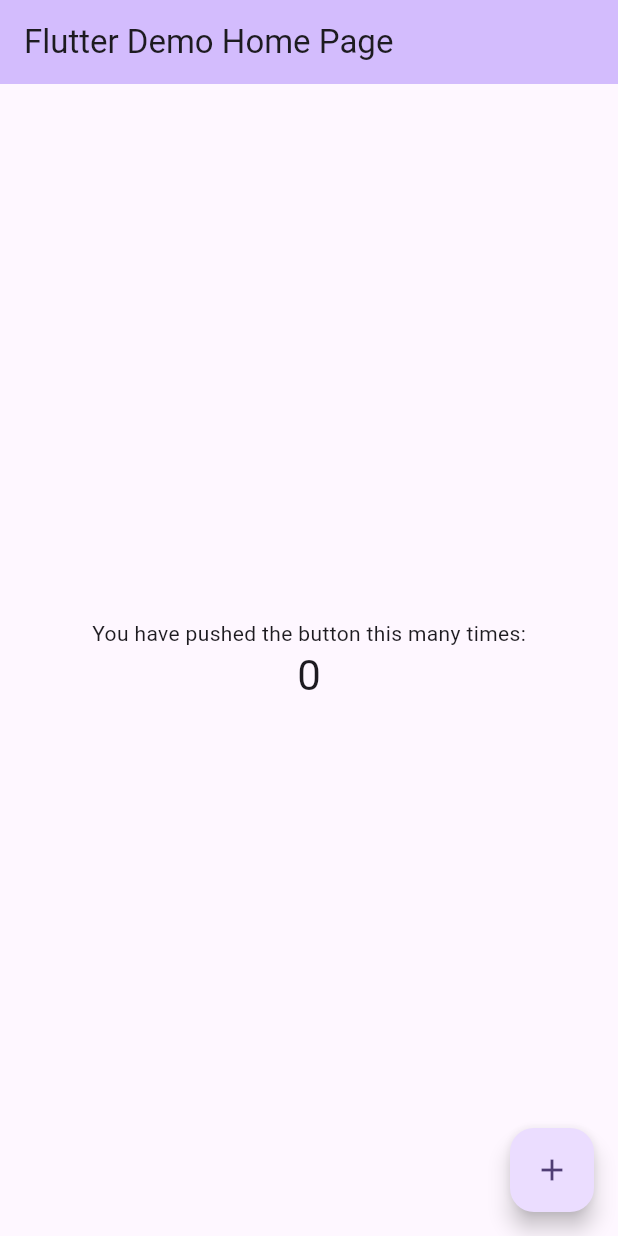
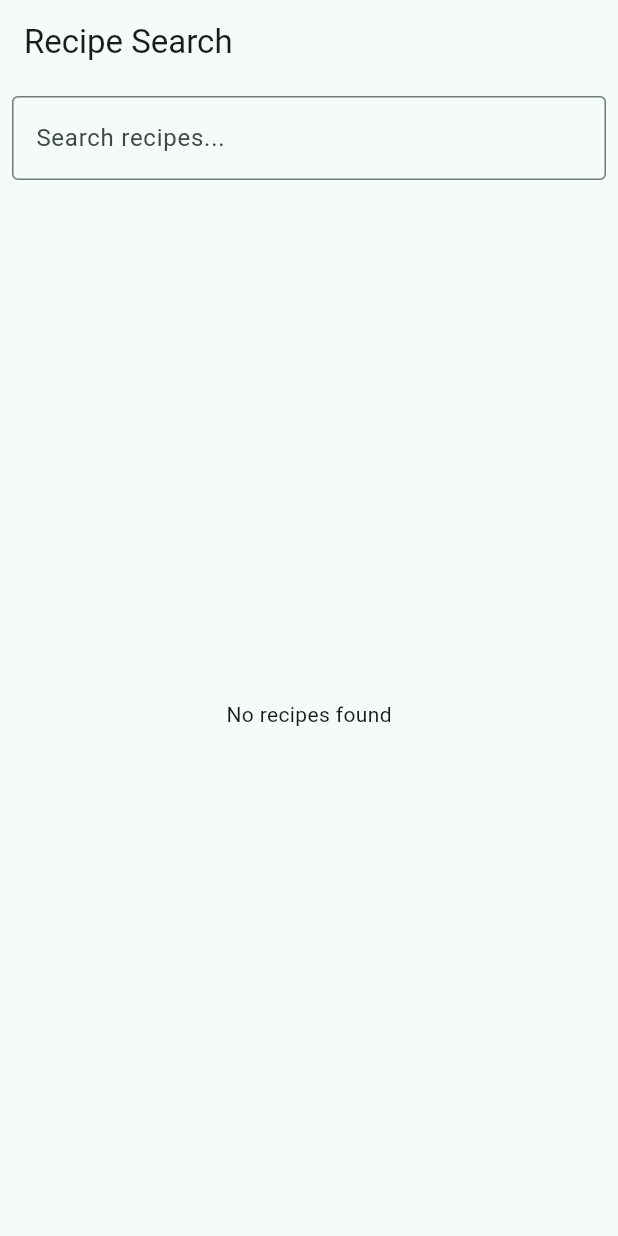
Before and after one commit to durgeshparekh/meal_planning_app, a Flutter app: the screen it shows after launch, on a phone screen of 412 x 824 dp. Run offline on Flutter 3.47's test engine with Material 3 defaults, Android fonts, the phone set to English and light mode, and no system bars; our stand-ins replace dio, get.

Commit message:
Implement recipe search feature with API integration and UI updates

```diff
--- /dev/null
+++ b/lib/app_bindings.dart
@@ -0,0 +1,9 @@
+import 'package:get/get.dart';
+import 'modules/home/bindings/home_binding.dart';
+
+class AppBindings extends Bindings {
+  @override
+  void dependencies() {
+    HomeBinding().dependencies();
+  }
+}
--- /dev/null
+++ b/lib/app_routes.dart
@@ -0,0 +1,15 @@
+import 'package:get/get.dart';
+import 'modules/home/bindings/home_binding.dart';
+import 'modules/home/views/home_view.dart';
+
+class AppRoutes {
+  static const String home = '/home';
+
+  static final pages = [
+    GetPage(
+      name: home,
+      page: () => HomeView(),
+      binding: HomeBinding(),
+    ),
+  ];
+}
--- /dev/null
+++ b/lib/data/api/endpoints.dart
@@ -0,0 +1,4 @@
+class Endpoints {
+  static const String baseUrl = 'https://api.spoonacular.com';
+  static const String searchRecipes = '$baseUrl/recipes/complexSearch';
+}
--- /dev/null
+++ b/lib/data/models/recipe_model.dart
@@ -0,0 +1,3 @@
+// This file will define the Recipe model
+
+// ...existing code...
--- a/lib/main.dart
+++ b/lib/main.dart
@@ -1,9 +1,11 @@
 import 'package:flutter/material.dart';
 import 'package:get/get.dart';
-import 'controllers/counter_controller.dart';
+import 'app_routes.dart';
+import 'app_bindings.dart';
+import 'utils/themes.dart';
 
 void main() {
-  runApp(const MyApp());
+  runApp(MyApp());
 }
 
 class MyApp extends StatelessWidget {
@@ -12,54 +14,11 @@ class MyApp extends StatelessWidget {
   @override
   Widget build(BuildContext context) {
     return GetMaterialApp(
-      title: 'Flutter Demo',
-      theme: ThemeData(
-        colorScheme: ColorScheme.fromSeed(seedColor: Colors.deepPurple),
-        useMaterial3: true,
-      ),
-      home: const MyHomePage(title: 'Flutter Demo Home Page'),
+      title: 'Recipe App',
+      initialRoute: AppRoutes.home,
+      initialBinding: AppBindings(),
+      getPages: AppRoutes.pages,
+      theme: Themes.lightTheme,
     );
   }
 }
-
-class MyHomePage extends StatefulWidget {
-  const MyHomePage({super.key, required this.title});
-
-  final String title;
-
-  @override
-  State<MyHomePage> createState() => _MyHomePageState();
-}
-
-class _MyHomePageState extends State<MyHomePage> {
-  final CounterController _controller = Get.put(CounterController());
-
-  @override
-  Widget build(BuildContext context) {
-    return Scaffold(
-      appBar: AppBar(
-        backgroundColor: Theme.of(context).colorScheme.inversePrimary,
-        title: Text(widget.title),
-      ),
-      body: Center(
-        child: Column(
-          mainAxisAlignment: MainAxisAlignment.center,
-          children: <Widget>[
-            const Text(
-              'You have pushed the button this many times:',
-            ),
-            Obx(() => Text(
-              '${_controller.counter}',
-              style: Theme.of(context).textTheme.headlineMedium,
-            )),
-          ],
-        ),
-      ),
-      floatingActionButton: FloatingActionButton(
-        onPressed: _controller.increment,
-        tooltip: 'Increment',
-        child: const Icon(Icons.add),
-      ),
-    );
-  }
-}
--- /dev/null
+++ b/lib/modules/home/bindings/home_binding.dart
@@ -0,0 +1,9 @@
+import 'package:get/get.dart';
+import '../controllers/home_controller.dart';
+
+class HomeBinding extends Bindings {
+  @override
+  void dependencies() {
+    Get.lazyPut<HomeController>(() => HomeController());
+  }
+}
--- /dev/null
+++ b/lib/modules/home/controllers/home_controller.dart
@@ -0,0 +1,21 @@
+import 'package:get/get.dart';
+
+class HomeController extends GetxController {
+  // Reactive variables
+  var recipes = [].obs;
+  var isLoading = false.obs;
+
+  // Fetch recipes (example method)
+  Future<void> fetchRecipes(String query) async {
+    try {
+      isLoading.value = true;
+      // Call API (to be implemented)
+      await Future.delayed(Duration(seconds: 2)); // Simulate delay
+      recipes.value = []; // Assign API response here
+    } catch (e) {
+      Get.snackbar('Error', 'Failed to fetch recipes');
+    } finally {
+      isLoading.value = false;
+    }
+  }
+}
--- /dev/null
+++ b/lib/modules/home/views/home_view.dart
@@ -0,0 +1,47 @@
+import 'package:flutter/material.dart';
+import 'package:get/get.dart';
+import '../controllers/home_controller.dart';
+import '../widgets/recipe_card.dart';
+
+class HomeView extends StatelessWidget {
+  final HomeController controller = Get.find();
+
+  HomeView({super.key});
+
+  @override
+  Widget build(BuildContext context) {
+    return Scaffold(
+      appBar: AppBar(title: Text('Recipe Search')),
+      body: Column(
+        children: [
+          Padding(
+            padding: const EdgeInsets.all(8.0),
+            child: TextField(
+              decoration: InputDecoration(
+                hintText: 'Search recipes...',
+                border: OutlineInputBorder(),
+              ),
+              onSubmitted: (query) => controller.fetchRecipes(query),
+            ),
+          ),
+          Expanded(
+            child: Obx(() {
+              if (controller.isLoading.value) {
+                return Center(child: CircularProgressIndicator());
+              } else if (controller.recipes.isEmpty) {
+                return Center(child: Text('No recipes found'));
+              } else {
+                return ListView.builder(
+                  itemCount: controller.recipes.length,
+                  itemBuilder: (context, index) {
+                    return RecipeCard(recipe: controller.recipes[index]);
+                  },
+                );
+              }
+            }),
+          ),
+        ],
+      ),
+    );
+  }
+}
--- /dev/null
+++ b/lib/modules/home/widgets/recipe_card.dart
@@ -0,0 +1,19 @@
+import 'package:flutter/material.dart';
+
+class RecipeCard extends StatelessWidget {
+  final Map<String, dynamic> recipe;
+
+  const RecipeCard({super.key, required this.recipe});
+
+  @override
+  Widget build(BuildContext context) {
+    return Card(
+      margin: EdgeInsets.symmetric(vertical: 8, horizontal: 16),
+      child: ListTile(
+        leading: Image.network(recipe['image'], fit: BoxFit.cover),
+        title: Text(recipe['title']),
+        subtitle: Text('Ready in ${recipe['readyInMinutes']} mins'),
+      ),
+    );
+  }
+}
--- /dev/null
+++ b/lib/utils/constants.dart
@@ -0,0 +1,3 @@
+// This file will contain app-wide constants
+
+// ...existing code...
--- /dev/null
+++ b/lib/utils/helpers.dart
@@ -0,0 +1,3 @@
+// This file will contain utility functions
+
+// ...existing code...
--- /dev/null
+++ b/lib/utils/themes.dart
@@ -0,0 +1,8 @@
+import 'package:flutter/material.dart';
+
+class Themes {
+  static final ThemeData lightTheme = ThemeData(
+    useMaterial3: true,
+    colorScheme: ColorScheme.fromSeed(seedColor: Colors.teal),
+  );
+}
--- a/pubspec.yaml
+++ b/pubspec.yaml
@@ -14,6 +14,7 @@ dependencies:
   get: ^4.6.5
   http: ^0.13.4
   hive: ^2.0.5
+  dio: ^5.0.0
 
 dev_dependencies:
   flutter_test:
```
Also changed, not shown: lib/data/api/api_client.dart (added, +20 -0 lines), pubspec.lock.
